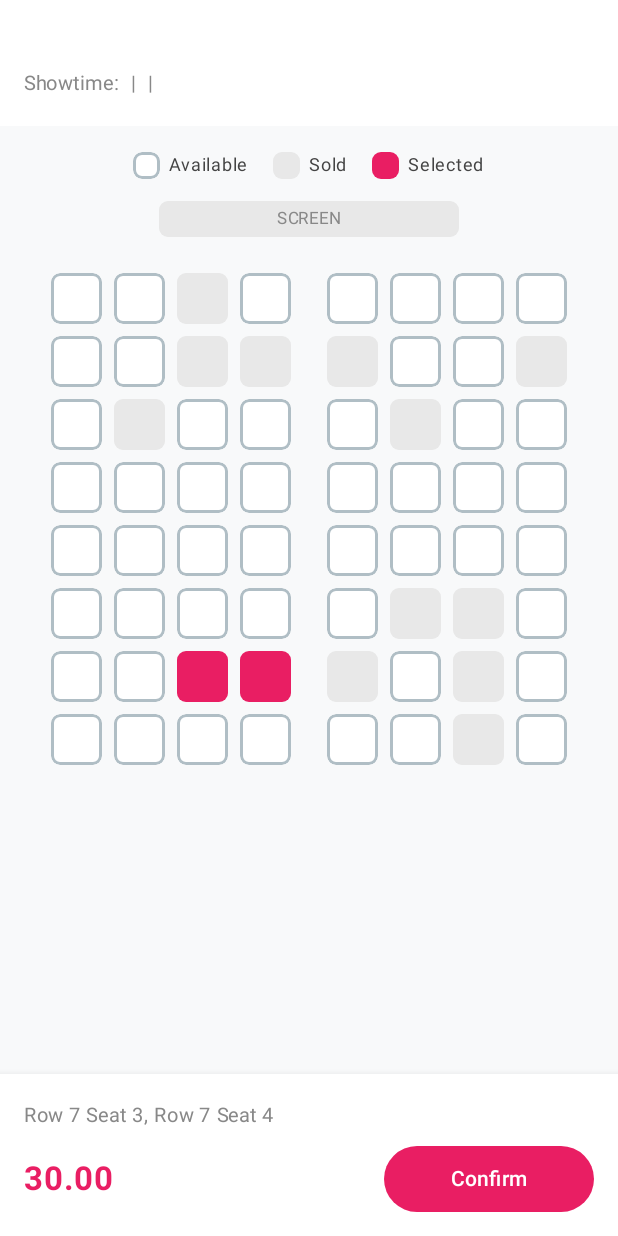
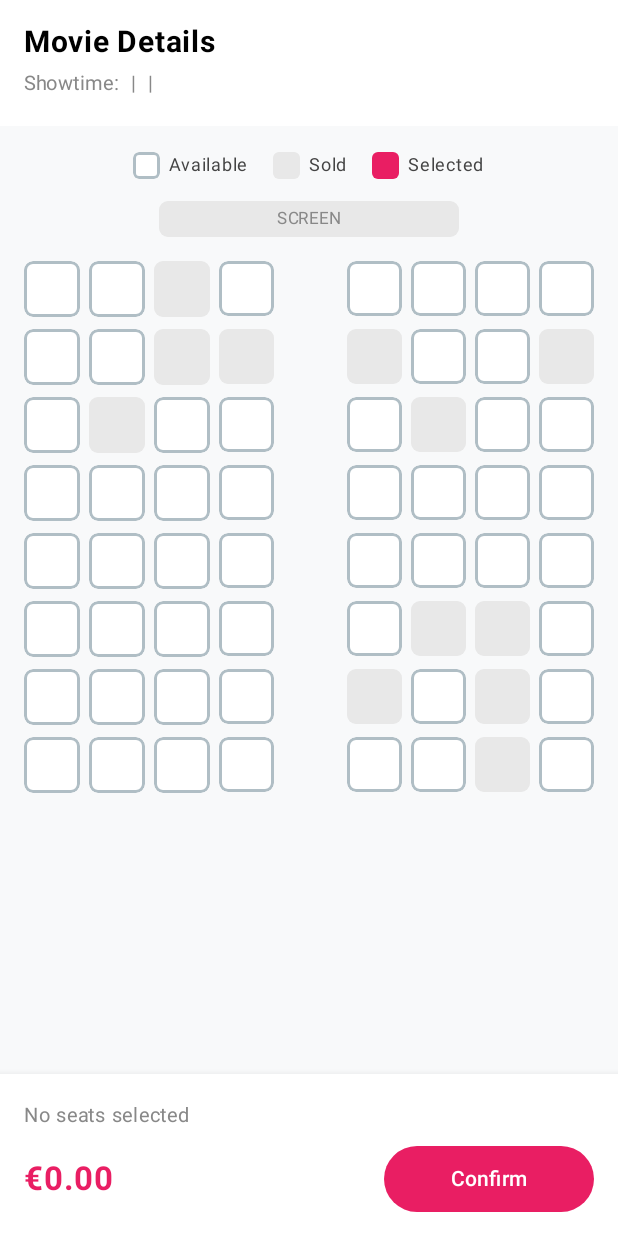
Before and after one commit to DerrickLongkai/CineMaster-Android, an Android app built with Jetpack Compose: the SeatSelectionActivity screen opened directly, with no data from a screen before it, on a phone screen of 412 x 824 dp. Run offline under Robolectric (Android 15) with nearby library versions, the phone set to English and light mode, and no system bars.

Commit message:
update seat selection function

```diff
--- a/app/src/main/java/com/longkai/cinemaster/SeatSelectionActivity.kt
+++ b/app/src/main/java/com/longkai/cinemaster/SeatSelectionActivity.kt
@@ -1,38 +1,27 @@
 package com.longkai.cinemaster
 
 import android.os.Bundle
+import android.widget.Toast
 import androidx.activity.ComponentActivity
 import androidx.activity.compose.setContent
-import androidx.activity.enableEdgeToEdge
 import androidx.compose.foundation.background
 import androidx.compose.foundation.border
-import androidx.compose.foundation.layout.Arrangement
-import androidx.compose.foundation.layout.Box
-import androidx.compose.foundation.layout.Column
-import androidx.compose.foundation.layout.Row
-import androidx.compose.foundation.layout.Spacer
-import androidx.compose.foundation.layout.fillMaxSize
-import androidx.compose.foundation.layout.fillMaxWidth
-import androidx.compose.foundation.layout.height
-import androidx.compose.foundation.layout.padding
-import androidx.compose.foundation.layout.size
-import androidx.compose.foundation.layout.width
-import androidx.compose.foundation.rememberScrollState
+import androidx.compose.foundation.clickable
+import androidx.compose.foundation.layout.*
+import androidx.compose.foundation.lazy.grid.GridCells
+import androidx.compose.foundation.lazy.grid.LazyVerticalGrid
+import androidx.compose.foundation.lazy.grid.itemsIndexed
 import androidx.compose.foundation.shape.RoundedCornerShape
-import androidx.compose.foundation.verticalScroll
-import androidx.compose.material3.Button
-import androidx.compose.material3.ButtonDefaults
-import androidx.compose.material3.MaterialTheme
-import androidx.compose.material3.Scaffold
-import androidx.compose.material3.Surface
-import androidx.compose.material3.Text
+import androidx.compose.material3.*
 import androidx.compose.runtime.Composable
+import androidx.compose.runtime.mutableStateListOf
+import androidx.compose.runtime.remember
 import androidx.compose.ui.Alignment
 import androidx.compose.ui.Modifier
 import androidx.compose.ui.draw.clip
 import androidx.compose.ui.graphics.Color
+import androidx.compose.ui.platform.LocalContext
 import androidx.compose.ui.text.font.FontWeight
-import androidx.compose.ui.tooling.preview.Preview
 import androidx.compose.ui.unit.dp
 import androidx.compose.ui.unit.sp
 import com.longkai.cinemaster.ui.theme.CineMasterTheme
@@ -41,18 +30,18 @@ class SeatSelectionActivity : ComponentActivity() {
     override fun onCreate(savedInstanceState: Bundle?) {
         super.onCreate(savedInstanceState)
 
-        // get movie data from showtimeActivity
-        val movieTitle = intent.getStringExtra("MOVIE_TITLE") ?: ""
+        // accept data from showtime activity
+        val movieTitle = intent.getStringExtra("MOVIE_TITLE") ?: "Movie Details"
         val showDate = intent.getStringExtra("SHOW_DATE") ?: ""
-        val showtime = intent.getStringExtra("SHOW_TIME") ?: ""
-        val ticketPrice = intent.getDoubleExtra("TICKET_PRICE", 0.0)
+        val showTime = intent.getStringExtra("SHOW_TIME") ?: ""
         val hallName = intent.getStringExtra("HALL_NAME") ?: ""
+        val ticketPrice = intent.getDoubleExtra("TICKET_PRICE", 15.0)
+
         setContent {
             CineMasterTheme {
-
-                SeatSelection(
+                SeatSelectionScreen(
                     movieTitle = movieTitle,
-                    showtime =  "Showtime: $showDate | ${showtime} | ${hallName}",
+                    showtimeInfo = "Showtime: $showDate | $showTime | $hallName",
                     ticketPrice = ticketPrice
                 )
             }
@@ -60,30 +49,64 @@ class SeatSelectionActivity : ComponentActivity() {
     }
 }
 
-// seat status enum: available, sold, selected
-enum class SeatStatus{AVAILABLE, SOLD, SELECTED}
+// Seat data model and seat status enum
+enum class SeatStatus { AVAILABLE, SOLD, SELECTED }
 
-// seat selection display function
+data class Seat(
+    val row: Int,
+    val col: Int,
+    val status: SeatStatus = SeatStatus.AVAILABLE,
+    val isAisle: Boolean = false // for aisle
+) {
+    val label: String get() = "Row $row Seat $col"
+}
+
 @Composable
-fun SeatSelection(
+fun SeatSelectionScreen(
     movieTitle: String,
-    showtime: String,
+    showtimeInfo: String,
     ticketPrice: Double
-){
-
+) {
+    val context = LocalContext.current
     val pinkColor = Color(0xFFE91E63)
     val bgColor = Color(0xFFF8F9FA)
-    // temporary seat place holder
-    val soldSeats = setOf("1-3", "2-3", "2-4", "2-5", "2-8", "3-2", "3-6", "6-6", "6-7", "7-5", "7-7", "8-7")
-    val selectedSeats = setOf("7-3", "7-4")
+
+    // simulate sold seats
+    val soldSeatKeys = setOf("1-3", "2-3", "2-4", "2-5", "2-8", "3-2", "3-6", "6-6", "6-7", "7-5", "7-7", "8-7")
+
+    //  mutableStateListOf manage seats status
+    val seats = remember {
+        mutableStateListOf<Seat>().apply {
+            for (row in 1..8) {
+                for (gridCol in 1..9) {
+                    if (gridCol == 5) {
+                        // fifth column for aisle
+                        add(Seat(row = row, col = 0, isAisle = true))
+                    } else {
+                        // right number -1, to count from 1 to 8
+                        val actualCol = if (gridCol > 5) gridCol - 1 else gridCol
+                        val status = if (soldSeatKeys.contains("$row-$actualCol")) {
+                            SeatStatus.SOLD
+                        } else {
+                            SeatStatus.AVAILABLE
+                        }
+                        add(Seat(row = row, col = actualCol, status = status))
+                    }
+                }
+            }
+        }
+    }
+
+    // calculate price based on selected seats
+    val selectedSeats = seats.filter { !it.isAisle && it.status == SeatStatus.SELECTED }
+    val totalPrice = selectedSeats.size * ticketPrice
 
     Column(
         modifier = Modifier
             .fillMaxSize()
             .background(bgColor)
     ) {
-
-        // 1: Top movie information
+        // top movie information
         Column(
             modifier = Modifier
                 .fillMaxWidth()
@@ -98,13 +121,13 @@ fun SeatSelection(
             )
             Spacer(modifier = Modifier.height(4.dp))
             Text(
-                text = showtime,
+                text = showtimeInfo,
                 fontSize = 13.sp,
                 color = Color.Gray
             )
         }
 
-        // 2. Status instruction(Available / Sold / Selected)
+        // status instruction
         Row(
             modifier = Modifier
                 .fillMaxWidth()
@@ -119,11 +142,10 @@ fun SeatSelection(
             LegendItem(status = SeatStatus.SELECTED, label = "Selected")
         }
 
-
-        // 3. screen bar
+        // screen bar
         Box(
             modifier = Modifier
-                .padding(top = 12.dp, bottom = 20.dp)
+                .padding(top = 12.dp, bottom = 16.dp)
                 .width(200.dp)
                 .height(24.dp)
                 .align(Alignment.CenterHorizontally)
@@ -134,42 +156,38 @@ fun SeatSelection(
             Text(text = "SCREEN", fontSize = 11.sp, color = Color.Gray)
         }
 
-        // 4. 8x8 seat area
-        Column(
+        // 2. use LazyVerticalGrid display seat
+        LazyVerticalGrid(
+            columns = GridCells.Fixed(9),
             modifier = Modifier
                 .weight(1f)
                 .fillMaxWidth()
-                .verticalScroll(rememberScrollState()),
-            horizontalAlignment = Alignment.CenterHorizontally
+                .padding(horizontal = 16.dp),
+            horizontalArrangement = Arrangement.spacedBy(6.dp),
+            verticalArrangement = Arrangement.spacedBy(8.dp)
         ) {
-            for (row in 1..8) {
-                Row(
-                    modifier = Modifier.padding(vertical = 4.dp),
-                    horizontalArrangement = Arrangement.Center
-                ) {
-                    for (col in 1..8) {
-                        // 第 4 列和第 5 列之间加过道
-                        if (col == 5) {
-                            Spacer(modifier = Modifier.width(24.dp))
+            itemsIndexed(seats) { index, seat ->
+                if (seat.isAisle) {
+
+                    Spacer(modifier = Modifier.aspectRatio(1f))
+                } else {
+                    SeatItem(
+                        seat = seat,
+                        onClick = {
+                            // status exchange: available <-> selected
+                            val newStatus = if (seat.status == SeatStatus.AVAILABLE) {
+                                SeatStatus.SELECTED
+                            } else {
+                                SeatStatus.AVAILABLE
+                            }
+                            seats[index] = seat.copy(status = newStatus)
                         }
-
-                        val key = "$row-$col"
-                        val status = when {
-                            soldSeats.contains(key) -> SeatStatus.SOLD
-                            selectedSeats.contains(key) -> SeatStatus.SELECTED
-                            else -> SeatStatus.AVAILABLE
-                        }
-
-                        SeatBox(status = status)
-                        if (col != 4 && col != 8) {
-                            Spacer(modifier = Modifier.width(8.dp))
-                        }
-                    }
+                    )
                 }
             }
         }
 
-        // 5. bottom information
+        // bottom information
         Surface(
             modifier = Modifier.fillMaxWidth(),
             color = Color.White,
@@ -177,7 +195,11 @@ fun SeatSelection(
         ) {
             Column(modifier = Modifier.padding(16.dp)) {
                 Text(
-                    text = "Row 7 Seat 3, Row 7 Seat 4",
+                    text = if (selectedSeats.isEmpty()) {
+                        "No seats selected"
+                    } else {
+                        selectedSeats.joinToString(", ") { it.label }
+                    },
                     fontSize = 13.sp,
                     color = Color.Gray
                 )
@@ -188,13 +210,23 @@ fun SeatSelection(
                     horizontalArrangement = Arrangement.SpaceBetween
                 ) {
                     Text(
-                        text = "30.00",
+                        text = String.format("€%.2f", totalPrice),
                         fontSize = 22.sp,
                         fontWeight = FontWeight.Bold,
                         color = pinkColor
                     )
                     Button(
-                        onClick = { /*  */ },
+                        onClick = {
+                            if (selectedSeats.isEmpty()) {
+                                Toast.makeText(context, "Please select at least one seat", Toast.LENGTH_SHORT).show()
+                            } else {
+                                Toast.makeText(
+                                    context,
+                                    "Confirmed: ${selectedSeats.joinToString(", ") { it.label }}",
+                                    Toast.LENGTH_LONG
+                                ).show()
+                            }
+                        },
                         colors = ButtonDefaults.buttonColors(containerColor = pinkColor),
                         shape = RoundedCornerShape(24.dp),
                         modifier = Modifier
@@ -210,30 +242,51 @@ fun SeatSelection(
 }
 
 @Composable
+fun SeatItem(seat: Seat, onClick: () -> Unit) {
+    val shape = RoundedCornerShape(6.dp)
+    val baseModifier = Modifier
+        .aspectRatio(1f) // keep square to fit the screen
+        .clip(shape)
+
+    val finalModifier = when (seat.status) {
+        SeatStatus.AVAILABLE -> baseModifier
+            .background(Color.White)
+            .border(1.5.dp, Color(0xFFB0BEC5), shape)
+            .clickable { onClick() } // clickable
+
+        SeatStatus.SELECTED -> baseModifier
+            .background(Color(0xFFE91E63))
+            .clickable { onClick() } // cancel
+
+        SeatStatus.SOLD -> baseModifier
+            .background(Color(0xFFE8E8E8)) // not clickable for sold seats
+    }
+
+    Box(modifier = finalModifier)
+}
+
+@Composable
 fun LegendItem(status: SeatStatus, label: String) {
+    val shape = RoundedCornerShape(4.dp)
+    val boxModifier = when (status) {
+        SeatStatus.AVAILABLE -> Modifier
+            .size(18.dp)
+            .clip(shape)
+            .background(Color.White)
+            .border(1.5.dp, Color(0xFFB0BEC5), shape)
+        SeatStatus.SOLD -> Modifier
+            .size(18.dp)
+            .clip(shape)
+            .background(Color(0xFFE8E8E8))
+        SeatStatus.SELECTED -> Modifier
+            .size(18.dp)
+            .clip(shape)
+            .background(Color(0xFFE91E63))
+    }
+
     Row(verticalAlignment = Alignment.CenterVertically) {
-        SeatBox(status = status, sizeDp = 18)
+        Box(modifier = boxModifier)
         Spacer(modifier = Modifier.width(6.dp))
         Text(text = label, fontSize = 12.sp, color = Color.DarkGray)
     }
 }
-@Composable
-fun SeatBox(status: SeatStatus, sizeDp: Int = 34) {
-    val shape = RoundedCornerShape(6.dp)
-    val modifier = when (status) {
-        SeatStatus.AVAILABLE -> Modifier
-            .size(sizeDp.dp)
-            .clip(shape)
-            .background(Color.White)
-            .border(1.5.dp, Color(0xFFB0BEC5), shape)
-        SeatStatus.SOLD -> Modifier
-            .size(sizeDp.dp)
-            .clip(shape)
-            .background(Color(0xFFE8E8E8))
-        SeatStatus.SELECTED -> Modifier
-            .size(sizeDp.dp)
-            .clip(shape)
-            .background(Color(0xFFE91E63))
-    }
-    Box(modifier = modifier)
-}
```
